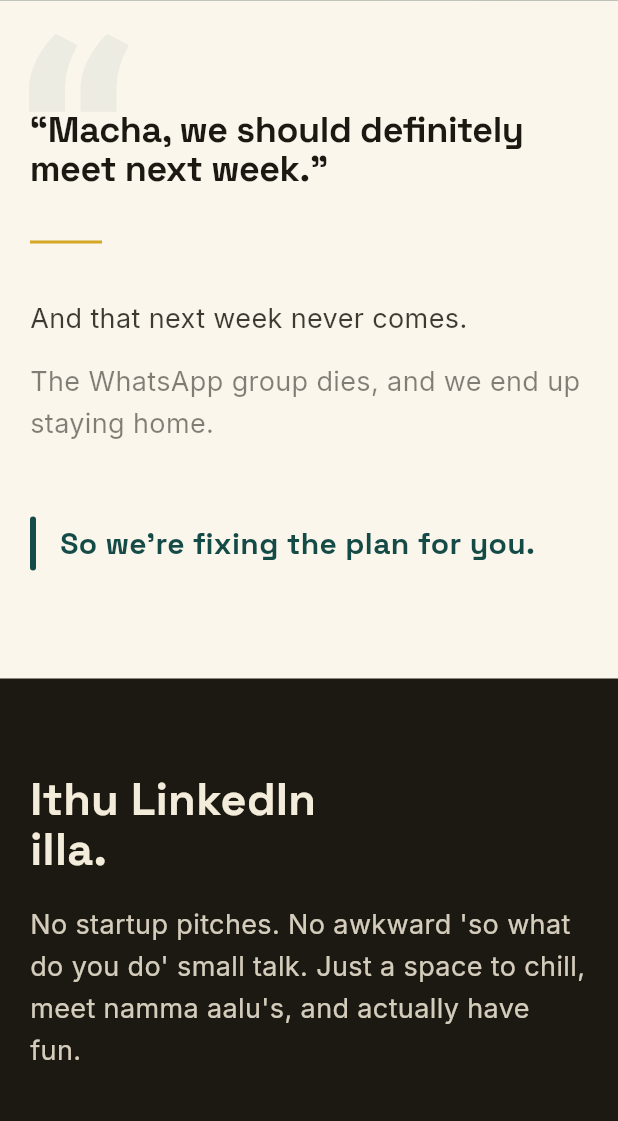
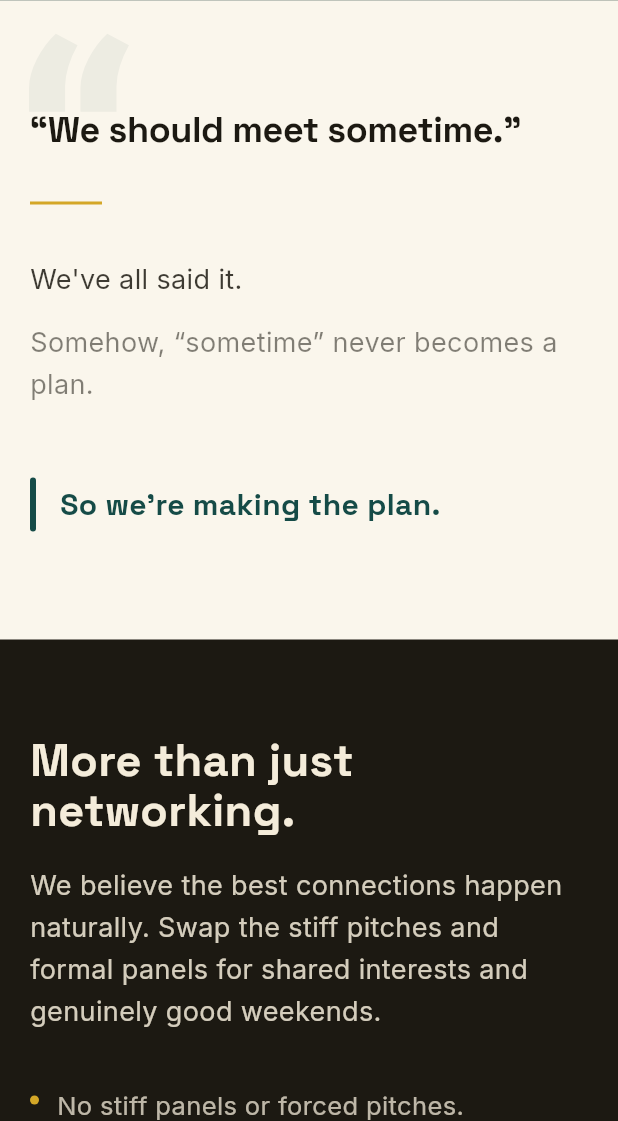
Before and after one commit to shalini-jeyra/tamil_social_club, a Flutter app: the screen it shows after launch, scrolled down 576 dp, on a phone screen of 412 x 824 dp, the part 115-1236 px from its top. Run offline on Flutter 3.47's test engine with Material 3 defaults, Android fonts, the phone set to English and light mode, and no system bars; our stand-ins replace go_router, google_fonts, share_plus.

Commit message:
style: strike a balance between casual hangout vibes and professional networking

```diff
--- a/lib/pages/experiences/experiences_page.dart
+++ b/lib/pages/experiences/experiences_page.dart
@@ -17,10 +17,10 @@ class ExperiencesPage extends StatelessWidget {
   const ExperiencesPage({super.key});
 
   static const _comingSoon = [
-    _ComingSoonPillar("🎤", "Music Night", "Belting out SPB hits, kuthu beats, and acoustic jamming."),
-    _ComingSoonPillar("🪩", "Social Mixer", "House parties, mixers, and yapping in Tanglish till 3 AM."),
-    _ComingSoonPillar("🍜", "Food Crawl", "Filter kaapi, proper biryani, and finding the best spots."),
-    _ComingSoonPillar("🏕️", "Weekend Escape", "Touching grass. Weekend trips and escaping Silk Board traffic."),
+    _ComingSoonPillar("🎤", "Music Night", "Karaoke, jamming and open mic."),
+    _ComingSoonPillar("🪩", "Social Mixer", "House parties and late-night hangs."),
+    _ComingSoonPillar("🍜", "Food Crawl", "Bengaluru's best spots, together."),
+    _ComingSoonPillar("🏕️", "Weekend Escape", "Trips, hikes and adventures."),
   ];
 
   @override
--- a/lib/pages/home/widgets/chapter0_teaser_section.dart
+++ b/lib/pages/home/widgets/chapter0_teaser_section.dart
@@ -44,7 +44,7 @@ class Chapter0TeaserSection extends StatelessWidget {
           ),
           const SizedBox(height: 20),
           Text(
-            "15–20 people. One living room. Trust no one, especially that one friend who swears they are a villager.",
+            "15–20 people. One living room. Questionable alliances.",
             style: AppTextStyles.body(color: AppColors.cream.withOpacity(0.85), size: 17),
           ),
           const SizedBox(height: 8),
--- a/lib/pages/home/widgets/community_section.dart
+++ b/lib/pages/home/widgets/community_section.dart
@@ -26,7 +26,7 @@ class CommunitySection extends StatelessWidget {
             crossAxisAlignment: CrossAxisAlignment.center,
             children: [
               Text(
-                "Come for the vibes.\nStay for the makkal.",
+                "Come for the event.\nStay for the people.",
                 textAlign: TextAlign.center,
                 style: AppTextStyles.display(
                   size: isMobile ? 32 : 46,
@@ -35,7 +35,7 @@ class CommunitySection extends StatelessWidget {
               ),
               const SizedBox(height: 24),
               Text(
-                "We're building a community for Tamil people in Bengaluru who just want a solid gang to hang out with.",
+                "We're building a community for Tamil professionals and creatives in Bengaluru to connect, collaborate, and unwind.",
                 textAlign: TextAlign.center,
                 style: AppTextStyles.body(
                   size: isMobile ? 18 : 20,
--- a/lib/pages/home/widgets/experience_pillars_section.dart
+++ b/lib/pages/home/widgets/experience_pillars_section.dart
@@ -9,12 +9,12 @@ class ExperiencePillarsSection extends StatelessWidget {
 
   // Funnier, less formal copy for the community vibe.
   static const _pillars = [
-    _Pillar("🎲", "Play", "Board games, Mafia betrayals, and shouting in Tamil over Uno.", true),
-    _Pillar("🎥", "Cinema", "FDFS energy, overanalyzing Kollywood, and peak pop culture.", true),
-    _Pillar("🍜", "Food", "Filter kaapi, proper biryani, and finding the best spots.", false),
-    _Pillar("🎤", "Music", "Belting out SPB hits, kuthu beats, and acoustic jamming.", false),
-    _Pillar("🪩", "Social", "House parties, mixers, and yapping in Tanglish till 3 AM.", false),
-    _Pillar("🏕️", "Escape", "Touching grass. Weekend trips and escaping Silk Board traffic.", false),
+    _Pillar("🎲", "Play", "Board games, Mafia, trivia and challenges.", true),
+    _Pillar("🎥", "Cinema", "Tamil movies, discussions and pop culture.", true),
+    _Pillar("🍜", "Food", "Food crawls, dinners and café plans.", false),
+    _Pillar("🎤", "Music", "Karaoke, jamming and open mic.", false),
+    _Pillar("🪩", "Social", "Mixers, house parties and late-night hangs.", false),
+    _Pillar("🏕️", "Escape", "Trips, hikes and weekend adventures.", false),
   ];
 
   @override
--- a/lib/pages/home/widgets/hero_section.dart
+++ b/lib/pages/home/widgets/hero_section.dart
@@ -62,7 +62,7 @@ class HeroSection extends StatelessWidget {
                     ),
                     const SizedBox(height: 20),
                     Text(
-                      "Your makkal are\nsomewhere in Bengaluru.",
+                      "Your people are\nsomewhere in Bengaluru.",
                       style: AppTextStyles.display(
                         color: AppColors.cream,
                         size: isMobile ? 36 : 62,
@@ -72,8 +72,8 @@ class HeroSection extends StatelessWidget {
                     ConstrainedBox(
                       constraints: const BoxConstraints(maxWidth: 460),
                       child: Text(
-                        "Tamil Social Club is an independent community bringing namma pasanga and ponnunga "
-                        "across Bengaluru together for games, nalla saapadu, yapping, and genuinely "
+                        "Tamil Social Club is an independent community bringing Tamil professionals and creatives "
+                        "across Bengaluru together for games, conversations, food, and genuinely "
                         "good weekends.",
                         style: AppTextStyles.body(
                           color: AppColors.cream.withOpacity(0.75),
@@ -95,7 +95,7 @@ class HeroSection extends StatelessWidget {
                           },
                         ),
                         AppButton(
-                          label: "Enna nadakkuthu? →",
+                          label: "See what's happening →",
                           variant: AppButtonVariant.ghostLight,
                           onPressed: () => context.goNamed("experiences"),
                         ),
--- a/lib/pages/home/widgets/problem_section.dart
+++ b/lib/pages/home/widgets/problem_section.dart
@@ -42,7 +42,7 @@ class ProblemSection extends StatelessWidget {
                   crossAxisAlignment: CrossAxisAlignment.start,
                   children: [
                     Text(
-                      "\u201CMacha, we should definitely meet next week.\u201D",
+                      "\u201CWe should meet sometime.\u201D",
                       style: AppTextStyles.display(
                         size: isMobile ? 24 : 42,
                         color: AppColors.charcoal,
@@ -52,7 +52,7 @@ class ProblemSection extends StatelessWidget {
                     Container(width: 48, height: 2, color: AppColors.gold),
                     const SizedBox(height: 36),
                     Text(
-                      "And that next week never comes.",
+                      "We've all said it.",
                       style: AppTextStyles.body(
                         size: isMobile ? 18 : 22,
                         color: AppColors.charcoal.withOpacity(0.85),
@@ -60,7 +60,7 @@ class ProblemSection extends StatelessWidget {
                     ),
                     const SizedBox(height: 14),
                     Text(
-                      "The WhatsApp group dies, and we end up staying home.",
+                      "Somehow, \u201Csometime\u201D never becomes a plan.",
                       style: AppTextStyles.body(
                         size: isMobile ? 18 : 22,
                         color: AppColors.charcoal.withOpacity(0.55),
@@ -79,7 +79,7 @@ class ProblemSection extends StatelessWidget {
                         ),
                         const SizedBox(width: 16),
                         Text(
-                          "So we're fixing the plan for you.",
+                          "So we're making the plan.",
                           style: AppTextStyles.display(
                             size: isMobile ? 20 : 28,
                             color: AppColors.teal800,
--- a/lib/pages/home/widgets/what_tsc_is_section.dart
+++ b/lib/pages/home/widgets/what_tsc_is_section.dart
@@ -61,7 +61,7 @@ class WhatTscIsSection extends StatelessWidget {
       crossAxisAlignment: CrossAxisAlignment.start,
       children: [
         Text(
-          "Ithu LinkedIn\nilla.",
+          "More than just\nnetworking.",
           style: AppTextStyles.display(
             color: AppColors.cream,
             size: isMobile ? 30 : 42,
@@ -69,7 +69,7 @@ class WhatTscIsSection extends StatelessWidget {
         ),
         const SizedBox(height: 20),
         Text(
-          "No startup pitches. No awkward 'so what do you do' small talk. Just a space to chill, meet namma aalu's, and actually have fun.",
+          "We believe the best connections happen naturally. Swap the stiff pitches and formal panels for shared interests and genuinely good weekends.",
           style: AppTextStyles.body(
             color: AppColors.cream.withOpacity(0.85),
             size: isMobile ? 18 : 20,
@@ -83,9 +83,9 @@ class WhatTscIsSection extends StatelessWidget {
     return Column(
       crossAxisAlignment: CrossAxisAlignment.start,
       children: [
-        _line("No 'what's your CTC' uncle energy."),
+        _line("No stiff panels or forced pitches."),
         const SizedBox(height: 16),
-        _line("No forced networking vibes."),
+        _line("Organic networking over shared interests."),
         const SizedBox(height: 32),
         Container(
           padding: const EdgeInsets.all(24),
--- a/lib/pages/tamil_twin/widgets/landing_view.dart
+++ b/lib/pages/tamil_twin/widgets/landing_view.dart
@@ -23,7 +23,7 @@ class LandingView extends StatelessWidget {
         ),
         const SizedBox(height: 24),
         Text(
-          "8 questions.\n2 minutes.\n100% judge-mental.",
+          "8 questions.\n2 minutes.\nCompletely unscientific.",
           textAlign: TextAlign.center,
           style: AppTextStyles.body(color: AppColors.cream.withOpacity(0.85), size: 17),
         ),
```
